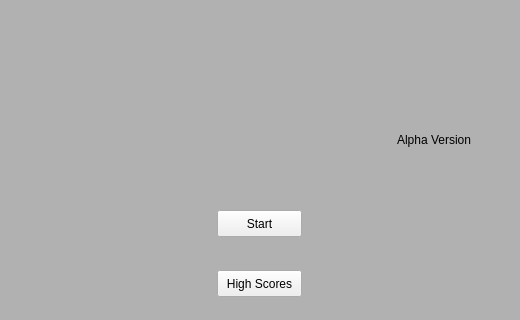
This is titlescreen.ui in bstee615/project as Qt 5 draws it before an edit. The edited form follows.
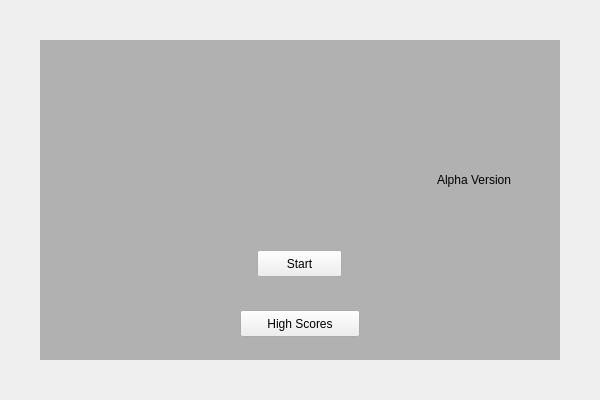
This is the edited form. Icons and pictures are not drawn.

What changed in the file:
```diff
--- a/titlescreen.ui
+++ b/titlescreen.ui
@@ -6,8 +6,8 @@
    <rect>
     <x>0</x>
     <y>0</y>
-    <width>520</width>
-    <height>320</height>
+    <width>600</width>
+    <height>400</height>
    </rect>
   </property>
   <property name="windowTitle">
@@ -16,8 +16,8 @@
   <widget class="QLabel" name="label">
    <property name="geometry">
     <rect>
-     <x>35</x>
-     <y>20</y>
+     <x>75</x>
+     <y>60</y>
      <width>450</width>
      <height>120</height>
     </rect>
@@ -35,8 +35,8 @@
   <widget class="QPushButton" name="btnStart">
    <property name="geometry">
     <rect>
-     <x>217</x>
-     <y>210</y>
+     <x>257</x>
+     <y>250</y>
      <width>85</width>
      <height>27</height>
     </rect>
@@ -48,8 +48,8 @@
   <widget class="QLabel" name="lblBackground">
    <property name="geometry">
     <rect>
-     <x>0</x>
-     <y>0</y>
+     <x>40</x>
+     <y>40</y>
      <width>520</width>
      <height>320</height>
     </rect>
@@ -64,8 +64,8 @@
   <widget class="QLabel" name="label_2">
    <property name="geometry">
     <rect>
-     <x>390</x>
-     <y>130</y>
+     <x>430</x>
+     <y>170</y>
      <width>81</width>
      <height>20</height>
     </rect>
@@ -83,9 +83,9 @@
   <widget class="QPushButton" name="lblHighScores">
    <property name="geometry">
     <rect>
-     <x>217</x>
-     <y>270</y>
-     <width>85</width>
+     <x>240</x>
+     <y>310</y>
+     <width>120</width>
      <height>27</height>
     </rect>
    </property>
```
